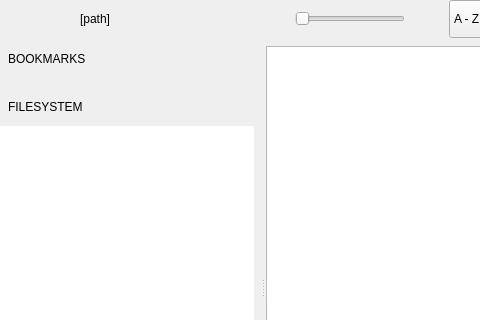
Old version of the form qimgv/gui/folderview/folderview.ui in the repository do-i/thumbgrid; both pictures show x 0 to 480 and y 0 to 320 of the 670 by 534 pixel window.
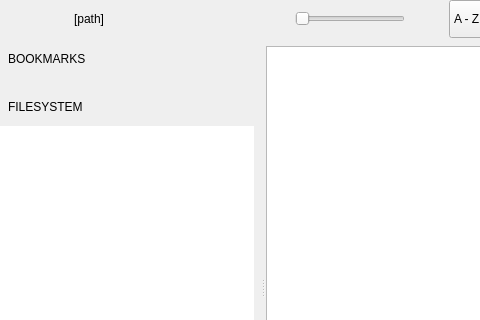
New version of the form. Custom widgets are drawn as their Qt base class.

Commit message: Up button in pathbar. Tweak css

The edit to the form file:
```diff
--- a/qimgv/gui/folderview/folderview.ui
+++ b/qimgv/gui/folderview/folderview.ui
@@ -97,7 +97,7 @@
        </widget>
       </item>
       <item>
-       <widget class="ActionButton" name="openButton" native="true">
+       <widget class="QWidget" name="pathBar" native="true">
         <property name="sizePolicy">
          <sizepolicy hsizetype="Minimum" vsizetype="Fixed">
           <horstretch>0</horstretch>
@@ -106,18 +106,57 @@
         </property>
         <property name="minimumSize">
          <size>
-          <width>40</width>
+          <width>0</width>
           <height>38</height>
          </size>
         </property>
         <property name="maximumSize">
          <size>
-          <width>40</width>
+          <width>16777215</width>
           <height>38</height>
          </size>
         </property>
         <property name="accessibleName">
-         <string>PanelButton</string>
+         <string notr="true">PathBar</string>
+        </property>
+        <layout class="QHBoxLayout" name="horizontalLayout">
+         <property name="spacing">
+          <number>0</number>
+         </property>
+         <property name="leftMargin">
+          <number>0</number>
+         </property>
+         <property name="topMargin">
+          <number>0</number>
+         </property>
+         <property name="rightMargin">
+          <number>0</number>
+         </property>
+         <property name="bottomMargin">
+          <number>0</number>
+         </property>
+         <item>
+          <widget class="ActionButton" name="upButton" native="true">
+           <property name="sizePolicy">
+            <sizepolicy hsizetype="Fixed" vsizetype="Fixed">
+             <horstretch>0</horstretch>
+             <verstretch>0</verstretch>
+            </sizepolicy>
+           </property>
+           <property name="minimumSize">
+            <size>
+             <width>34</width>
+             <height>30</height>
+            </size>
+           </property>
+           <property name="maximumSize">
+            <size>
+             <width>34</width>
+             <height>30</height>
+            </size>
+           </property>
+           <property name="accessibleName">
+            <string notr="true">PathBarButton</string>
         </property>
        </widget>
       </item>
@@ -129,6 +168,9 @@
         <property name="text">
          <string>[path]</string>
         </property>
+          </widget>
+         </item>
+        </layout>
        </widget>
       </item>
       <item>
```
Lines whose indentation alone changed are shown as unchanged. The commit also changes 7 other files.
